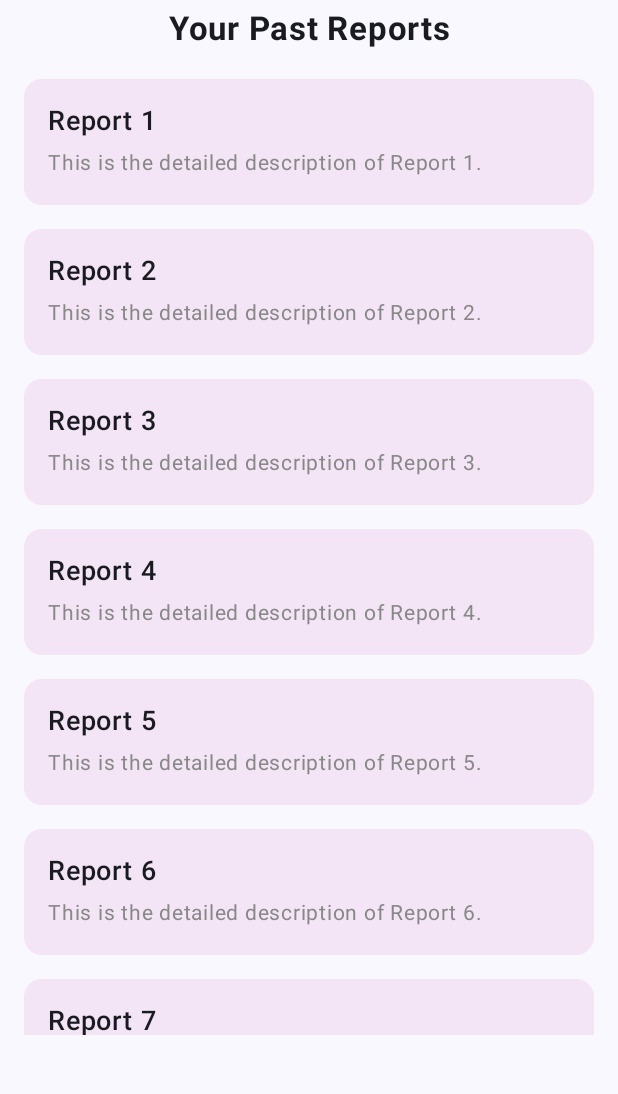
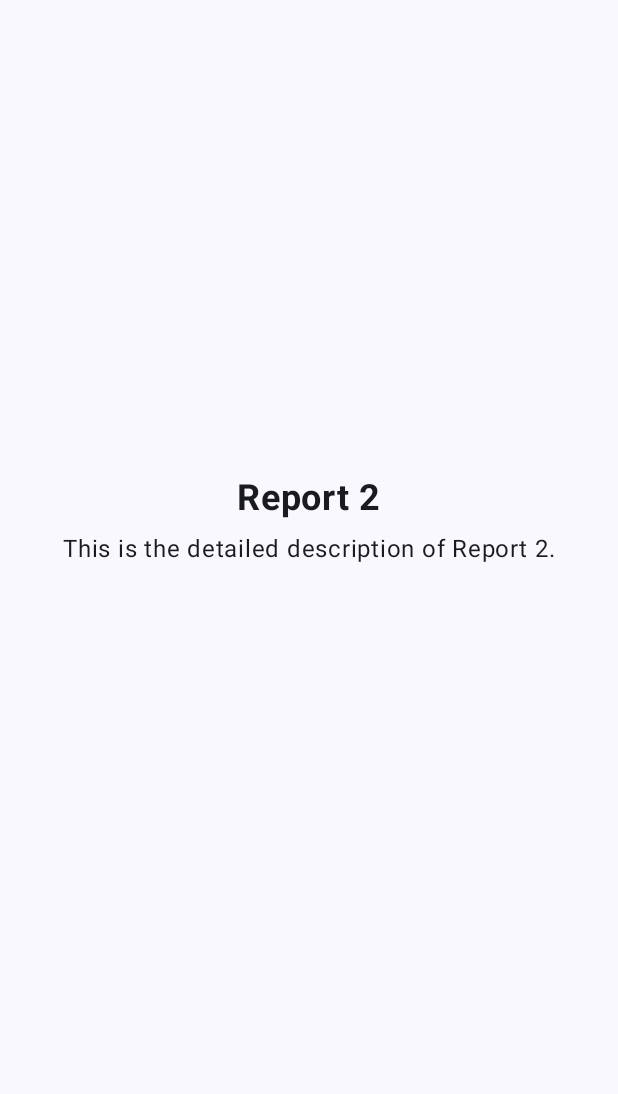
Before and after one commit to rezaul-web/Jay-Labs, an Android app built with Jetpack Compose: the PastReportsScreen screen opened through its navigation route, after a tap on an icon or button, on a phone screen of 412 x 824 dp, the part 96-1190 px from its top. Run offline under Robolectric (Android 15) with nearby library versions, the phone set to English and light mode, and no system bars; our stand-ins replace Dagger/Hilt's generated code, Firebase (no records; nobody signed in at launch, a user with empty details on screens opened directly); pictures from the network do not load.

Commit message:
Added Detail Screen

```diff
--- a/app/src/main/java/com/example/jaylabs/mainapp/MainApp.kt
+++ b/app/src/main/java/com/example/jaylabs/mainapp/MainApp.kt
@@ -15,6 +15,7 @@ import com.example.jaylabs.auth.AuthScreen
 import com.example.jaylabs.auth.login.LogInScreen
 import com.example.jaylabs.auth.signup.SignUpScreen
 import com.example.jaylabs.pastreports.PastReportsScreen
+import com.example.jaylabs.pastreports.ReportDetailScreen
 import com.google.firebase.auth.FirebaseAuth
 
 @Composable
@@ -59,6 +60,11 @@ fun MainApp(
         composable(Route.PastReports.route) {
             PastReportsScreen(navController = navController)
         }
+        composable("${Route.ReportDetails.route}/{reportName}/{reportDescription}") { backStackEntry ->
+            val reportName = backStackEntry.arguments?.getString("reportName")
+            val reportDescription = backStackEntry.arguments?.getString("reportDescription")
+            ReportDetailScreen(reportName = reportName, reportDescription = reportDescription)
+        }
 
     }
 }
--- a/app/src/main/java/com/example/jaylabs/mainapp/Route.kt
+++ b/app/src/main/java/com/example/jaylabs/mainapp/Route.kt
@@ -6,5 +6,6 @@ sealed class Route(val route: String) {
    data object LogIn : Route("log_in")
    data object SignUp : Route("sign_up")
    data object PastReports:Route("past_reports")
+   data object ReportDetails:Route("report_detail")
 
 }
--- a/app/src/main/java/com/example/jaylabs/pastreports/PastReportsScreen.kt
+++ b/app/src/main/java/com/example/jaylabs/pastreports/PastReportsScreen.kt
@@ -14,6 +14,7 @@ import androidx.compose.ui.text.style.TextAlign
 import androidx.compose.ui.unit.dp
 import androidx.compose.ui.unit.sp
 import androidx.navigation.NavController
+import com.example.jaylabs.mainapp.Route
 
 @OptIn(ExperimentalMaterial3Api::class)
 @Composable
@@ -51,7 +52,7 @@ fun PastReportsScreen(
                         reportName = reportName,
                         reportDescription = reportDescription
                     ) {
-                        // Handle report click (maybe navigate to a detailed report screen)
+                        navController.navigate("${Route.ReportDetails.route}/$reportName/$reportDescription")
                     }
                 }
             }
--- /dev/null
+++ b/app/src/main/java/com/example/jaylabs/pastreports/ReportDetailScreen.kt
@@ -0,0 +1,33 @@
+package com.example.jaylabs.pastreports
+
+import androidx.compose.foundation.layout.*
+import androidx.compose.foundation.layout.Arrangement
+import androidx.compose.material3.*
+import androidx.compose.runtime.Composable
+import androidx.compose.ui.Alignment
+import androidx.compose.ui.Modifier
+import androidx.compose.ui.text.font.FontWeight
+import androidx.compose.ui.unit.dp
+import androidx.compose.ui.unit.sp
+import java.net.URLDecoder
+import java.nio.charset.StandardCharsets
+
+@Composable
+fun ReportDetailScreen(
+    modifier: Modifier = Modifier,
+    reportName: String?,
+    reportDescription: String?
+) {
+
+    Column(
+        modifier = modifier
+            .fillMaxSize()
+            .padding(16.dp),
+        horizontalAlignment = Alignment.CenterHorizontally,
+        verticalArrangement = Arrangement.Center
+    ) {
+        Text(text = reportName ?: "", fontSize = 24.sp, fontWeight = FontWeight.Bold)
+        Spacer(modifier = Modifier.height(8.dp))
+        Text(text = reportDescription?:"", fontSize = 16.sp)
+    }
+}
--- a/app/src/main/java/com/example/jaylabs/utils/SideDrawer.kt
+++ b/app/src/main/java/com/example/jaylabs/utils/SideDrawer.kt
@@ -124,7 +124,10 @@ fun DrawerContent(
             }
             items(List(4) { index -> "Report ${index + 1}" to "Description of Report ${index + 1}" }) { (name, desc) ->
                 ReportItem(reportName = name, reportDescription = desc) {
-                    // Handle click (e.g., navigate to report details)
+                   navController.navigate("${Route.ReportDetails.route}/$name/$desc")
+                    scope.launch {
+                        drawerState.close()
+                    }
                 }
             }
         }
```
